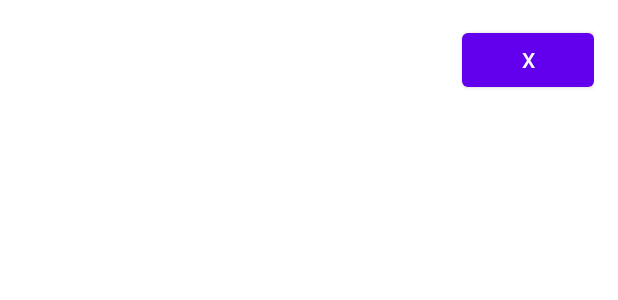
After one commit to ayanahye/mobile-dev-final-project, an Android app: the layout list_item.xml on its own in the app's theme, with its tools: preview values and no code run, on a phone screen of 412 x 824 dp. The commit adds this screen. Shown: the top 300 px of the screen. Run offline under Robolectric (Android 15) with nearby library versions, the phone set to English and light mode, and no system bars.

Commit message:
Fourth commit

```diff
--- a/app/src/main/res/layout/activity_main_page.xml
+++ b/app/src/main/res/layout/activity_main_page.xml
@@ -1,5 +1,4 @@
 <?xml version="1.0" encoding="utf-8"?>
-
 <LinearLayout xmlns:android="http://schemas.android.com/apk/res/android"
     android:id="@+id/bookshelfLayout"
     android:layout_width="match_parent"
@@ -26,6 +25,7 @@
             android:text="Bookshelf"
             android:textAppearance="@style/TextAppearance.AppCompat.Large"/>
 
+
     </LinearLayout>
 
     <ListView
@@ -40,6 +40,7 @@
         android:layout_height="wrap_content"
         android:orientation="horizontal"
         android:padding="16dp">
+
 
         <EditText
             android:id="@+id/addBookEditText"
--- /dev/null
+++ b/app/src/main/res/layout/list_item.xml
@@ -0,0 +1,23 @@
+<?xml version="1.0" encoding="utf-8"?>
+<LinearLayout xmlns:android="http://schemas.android.com/apk/res/android"
+    android:layout_width="match_parent"
+    android:layout_height="wrap_content"
+    android:orientation="horizontal"
+    android:padding="16dp"
+    android:id="@id/bookListView">
+
+    <TextView
+        android:id="@+id/addBookEditText"
+        android:layout_width="0dp"
+        android:layout_height="wrap_content"
+        android:layout_weight="1"
+        android:textSize="18sp"
+        android:textStyle="bold"/>
+
+    <Button
+        android:id="@+id/deleteButton"
+        android:layout_width="wrap_content"
+        android:layout_height="wrap_content"
+        android:text="X"/>
+
+</LinearLayout>
```
Also changed, not shown: app/src/main/java/com/example/why/MyDatabaseHelper.java (+28 -0 lines), app/src/main/java/com/example/why/main_page.java (+50 -3 lines).
